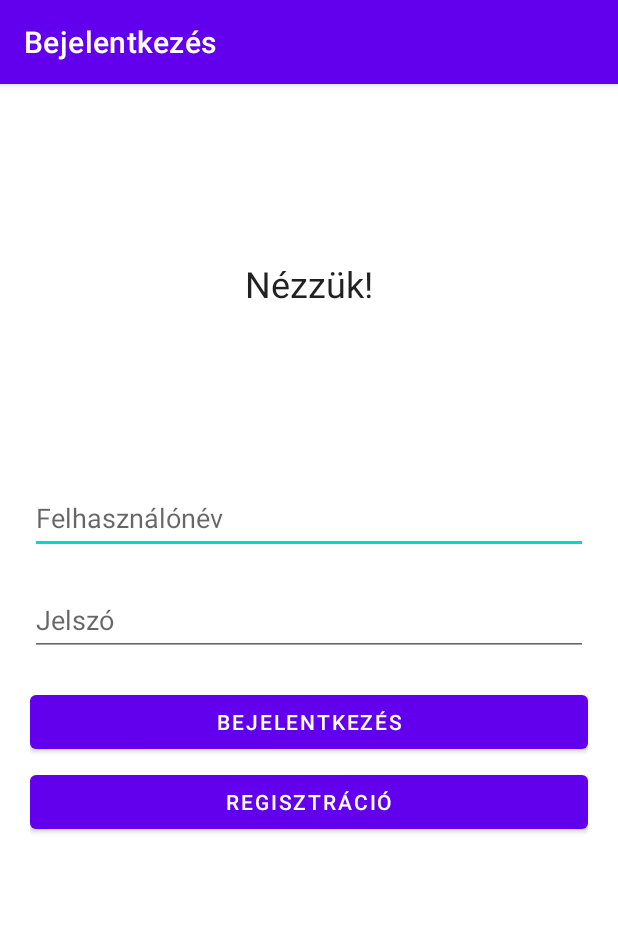
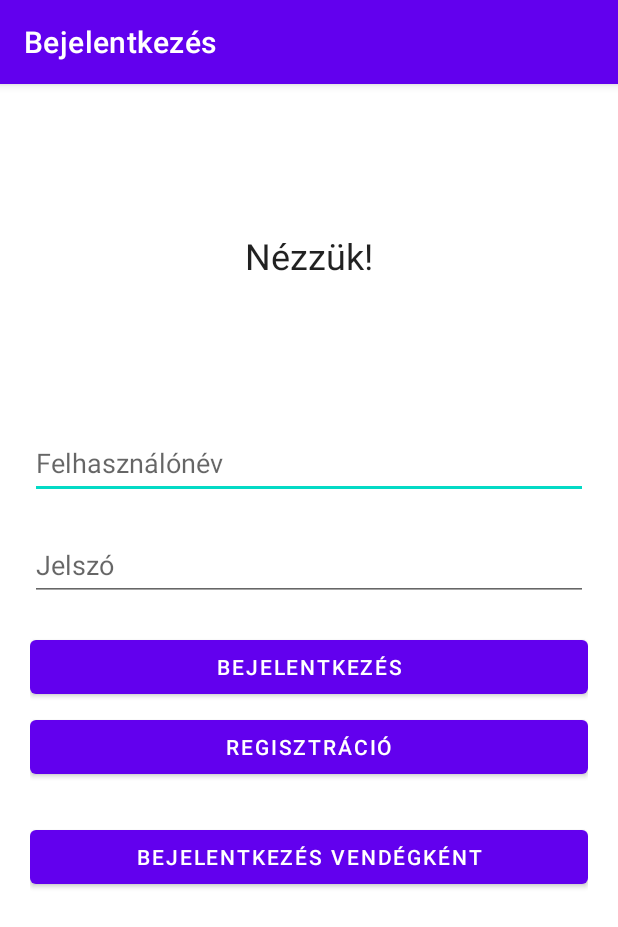
Before and after one commit to Andruida/SZTE-mobilalkfejl, an Android app: the screen it shows after launch (LoginActivity), on a phone screen of 412 x 824 dp. Shown: the top 927 px of the screen. Run offline under Robolectric (Android 15) with nearby library versions, the phone set to English and light mode, and no system bars; our stand-ins replace Firebase (no records; nobody signed in at launch, a user with empty details on screens opened directly).

```diff
--- a/app/build.gradle
+++ b/app/build.gradle
@@ -1,5 +1,6 @@
 plugins {
     alias(libs.plugins.android.application)
+    id 'com.google.gms.google-services'
 }
 
 android {
@@ -8,7 +9,7 @@ android {
 
     defaultConfig {
         applicationId "hu.andruida.nezzuk"
-        minSdk 21
+        minSdk 23
         targetSdk 34
         versionCode 1
         versionName "1.0"
@@ -40,7 +41,10 @@ dependencies {
     implementation libs.annotation
     implementation libs.lifecycle.livedata.ktx
     implementation libs.lifecycle.viewmodel.ktx
+    implementation libs.firebase.auth
     testImplementation libs.junit
     androidTestImplementation libs.ext.junit
     androidTestImplementation libs.espresso.core
+
+    implementation platform('com.google.firebase:firebase-bom:33.0.0')
 }
--- /dev/null
+++ b/app/src/main/java/hu/andruida/nezzuk/MainActivity.java
@@ -0,0 +1,49 @@
+package hu.andruida.nezzuk;
+
+import android.content.Intent;
+import android.os.Bundle;
+import android.util.Log;
+
+import androidx.activity.EdgeToEdge;
+import androidx.appcompat.app.AppCompatActivity;
+import androidx.core.graphics.Insets;
+import androidx.core.view.ViewCompat;
+import androidx.core.view.WindowInsetsCompat;
+
+import com.google.firebase.auth.FirebaseAuth;
+import com.google.firebase.auth.FirebaseUser;
+
+import hu.andruida.nezzuk.authentication.LoginActivity;
+
+public class MainActivity extends AppCompatActivity {
+
+    private static final String LOG_TAG = "MainActivity";
+    private FirebaseAuth mAuth;
+    private FirebaseUser user;
+
+    @Override
+    protected void onCreate(Bundle savedInstanceState) {
+        super.onCreate(savedInstanceState);
+        EdgeToEdge.enable(this);
+        setContentView(R.layout.activity_main);
+        ViewCompat.setOnApplyWindowInsetsListener(findViewById(R.id.main), (v, insets) -> {
+            Insets systemBars = insets.getInsets(WindowInsetsCompat.Type.systemBars());
+            v.setPadding(systemBars.left, systemBars.top, systemBars.right, systemBars.bottom);
+            return insets;
+        });
+        mAuth = FirebaseAuth.getInstance();
+        user = mAuth.getCurrentUser();
+        if (user == null) {
+            Log.e(LOG_TAG, "User is not logged in, redirecting to login page");
+            Intent i = new Intent(this, LoginActivity.class);
+            startActivity(i);
+            finish();
+        }
+
+        findViewById(R.id.logoutButton).setOnClickListener(v -> {
+            mAuth.signOut();
+            Intent i = new Intent(this, LoginActivity.class);
+            startActivity(i);
+        });
+    }
+}
--- a/app/src/main/java/hu/andruida/nezzuk/authentication/LoginActivity.java
+++ b/app/src/main/java/hu/andruida/nezzuk/authentication/LoginActivity.java
@@ -3,6 +3,9 @@ package hu.andruida.nezzuk.authentication;
 import android.content.Intent;
 import android.os.Bundle;
 import android.util.Log;
+import android.view.View;
+import android.widget.EditText;
+import android.widget.Toast;
 
 import androidx.activity.EdgeToEdge;
 import androidx.appcompat.app.AppCompatActivity;
@@ -10,10 +13,18 @@ import androidx.core.graphics.Insets;
 import androidx.core.view.ViewCompat;
 import androidx.core.view.WindowInsetsCompat;
 
+import com.google.android.gms.auth.api.signin.GoogleSignInOptions;
+import com.google.firebase.auth.FirebaseAuth;
+
+import hu.andruida.nezzuk.MainActivity;
 import hu.andruida.nezzuk.R;
 
 public class LoginActivity extends AppCompatActivity {
-    public static final String LOG_TAG = "LoginActivity";
+    private static final String LOG_TAG = "LoginActivity";
+    private FirebaseAuth mAuth;
+
+    private EditText emailEditText;
+    private EditText passwordEditText;
 
     @Override
     protected void onCreate(Bundle savedInstanceState) {
@@ -25,13 +36,65 @@ public class LoginActivity extends AppCompatActivity {
             v.setPadding(systemBars.left, systemBars.top, systemBars.right, systemBars.bottom);
             return insets;
         });
+
+        emailEditText = findViewById(R.id.usernameEditText);
+        passwordEditText = findViewById(R.id.passwordEditText);
+
+        mAuth = FirebaseAuth.getInstance();
+        if (mAuth.getCurrentUser() != null) {
+            Log.e(LOG_TAG, "User is already logged in, redirecting to main page");
+            startMainActivity();
+        }
+
         if (getSupportActionBar() != null) {
             getSupportActionBar().setTitle(R.string.login_page_name);
         }
         Log.i(LOG_TAG, "Action bar:" + getSupportActionBar());
+
+
         findViewById(R.id.registerButton).setOnClickListener(v -> {
             Intent intent = new Intent(this, RegisterActivity.class);
             startActivity(intent);
         });
+
+        findViewById(R.id.loginButton).setOnClickListener(login);
+        findViewById(R.id.anonLoginButton).setOnClickListener(loginAsAnon);
     }
+
+    private void startMainActivity() {
+        Intent i = new Intent(this, MainActivity.class);
+        i.setFlags(Intent.FLAG_ACTIVITY_NEW_TASK | Intent.FLAG_ACTIVITY_CLEAR_TASK);
+        startActivity(i);
+        finish();
+    }
+
+    private final View.OnClickListener login = v -> {
+        String email = emailEditText.getText().toString();
+        String password = passwordEditText.getText().toString();
+        if (email.isEmpty() || password.isEmpty()) return;
+        mAuth.signInWithEmailAndPassword(email, password)
+            .addOnCompleteListener(task -> {
+                if (task.isSuccessful()) {
+                    startMainActivity();
+                } else {
+                    Log.e(LOG_TAG, "User login failed", task.getException());
+                    Toast.makeText(this, R.string.login_failed, Toast.LENGTH_SHORT).show();
+                }
+            });
+    };
+
+    private final View.OnClickListener loginAsAnon = v -> {
+        mAuth.signInAnonymously()
+            .addOnCompleteListener(task -> {
+                if (task.isSuccessful()) {
+                    startMainActivity();
+                } else {
+                    Log.e(LOG_TAG, "Anonymous login failed", task.getException());
+                    Toast.makeText(this, R.string.login_failed, Toast.LENGTH_SHORT).show();
+                }
+            });
+    };
+
+
+
 }
--- a/app/src/main/res/layout/activity_login.xml
+++ b/app/src/main/res/layout/activity_login.xml
@@ -63,5 +63,12 @@
             android:layout_height="wrap_content"
             android:layout_marginTop="5dp"
             android:text="@string/register_button" />
+
+        <Button
+            android:id="@+id/anonLoginButton"
+            android:layout_width="match_parent"
+            android:layout_height="wrap_content"
+            android:layout_marginTop="25dp"
+            android:text="@string/anon_login_button" />
     </LinearLayout>
 </androidx.constraintlayout.widget.ConstraintLayout>
--- a/app/src/main/res/layout/activity_register.xml
+++ b/app/src/main/res/layout/activity_register.xml
@@ -60,7 +60,7 @@
             android:id="@+id/registerButton"
             android:layout_width="match_parent"
             android:layout_height="wrap_content"
-            android:layout_marginTop="5dp"
+            android:layout_marginTop="25dp"
             android:text="@string/register_button" />
 
     </LinearLayout>
--- a/app/src/main/res/values/strings.xml
+++ b/app/src/main/res/values/strings.xml
@@ -8,4 +8,10 @@
     <string name="login_page_name">Bejelentkezés</string>
     <string name="register_page_name">Regisztráció</string>
     <string name="passwordAgain">Jelszó újra</string>
+    <string name="google_login_button">Bejelentkezés Google fiókkal</string>
+    <string name="anon_login_button">Bejelentkezés vendégként</string>
+    <string name="login_failed">Bejelentkezés sikertelen!</string>
+    <string name="failed_registration">Sikertelen regisztráció! :c</string>
+    <string name="successful_registration">Sikeres regisztráció!</string>
+    <string name="passwords_do_not_match">A jelszavak nem egyeznek!</string>
 </resources>
--- a/build.gradle
+++ b/build.gradle
@@ -1,4 +1,5 @@
 // Top-level build file where you can add configuration options common to all sub-projects/modules.
 plugins {
-alias(libs.plugins.android.application) apply false
+    alias(libs.plugins.android.application) apply false
+    id 'com.google.gms.google-services' version '4.4.1' apply false
 }
--- a/gradle/libs.versions.toml
+++ b/gradle/libs.versions.toml
@@ -10,6 +10,7 @@ constraintlayout = "2.1.4"
 annotation = "1.7.1"
 lifecycleLivedataKtx = "2.7.0"
 lifecycleViewmodelKtx = "2.7.0"
+firebaseAuth = "23.0.0"
 
 [libraries]
 junit = { group = "junit", name = "junit", version.ref = "junit" }
@@ -22,6 +23,7 @@ constraintlayout = { group = "androidx.constraintlayout", name = "constraintlayo
 annotation = { group = "androidx.annotation", name = "annotation", version.ref = "annotation" }
 lifecycle-livedata-ktx = { group = "androidx.lifecycle", name = "lifecycle-livedata-ktx", version.ref = "lifecycleLivedataKtx" }
 lifecycle-viewmodel-ktx = { group = "androidx.lifecycle", name = "lifecycle-viewmodel-ktx", version.ref = "lifecycleViewmodelKtx" }
+firebase-auth = { group = "com.google.firebase", name = "firebase-auth", version.ref = "firebaseAuth" }
 
 [plugins]
 android-application = { id = "com.android.application", version.ref = "agp" }
```
Also changed, not shown: app/src/main/AndroidManifest.xml (+10 -6 lines), app/src/main/java/hu/andruida/nezzuk/authentication/RegisterActivity.java (+64 -0 lines), app/src/main/res/layout/activity_main.xml (added, +19 -0 lines), 1 other file.
